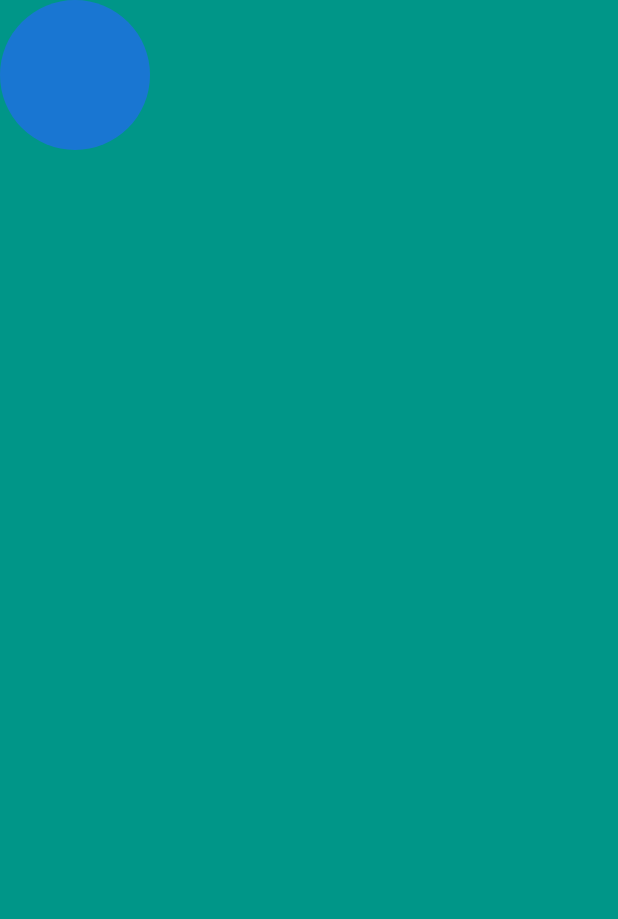
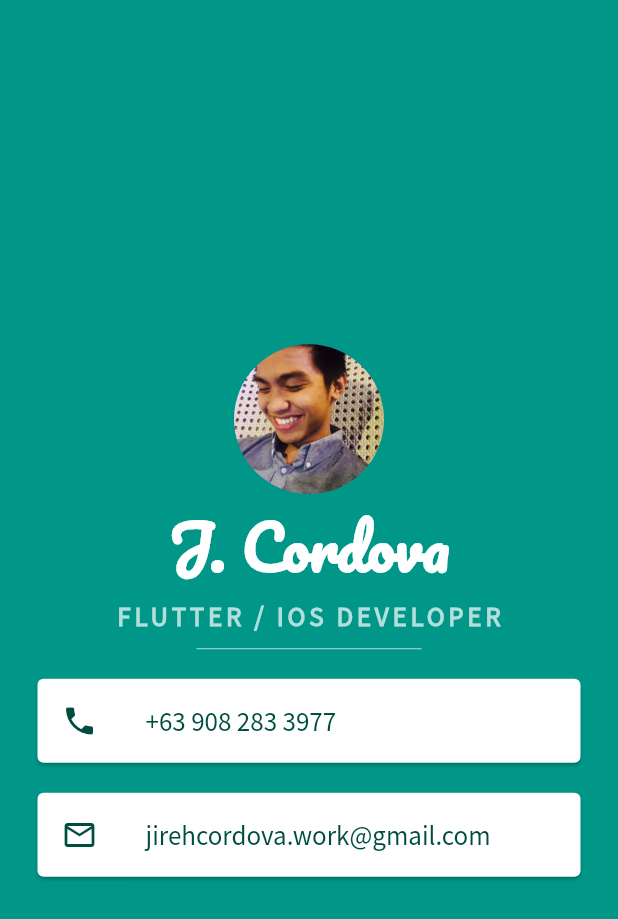
Before and after one commit to AJCordova/Flutter-Study, a Flutter app: the screen it shows after launch, on a phone screen of 412 x 824 dp. Shown: the top 919 px of the screen. Run offline on Flutter 3.47's test engine with Material 2 defaults, Android fonts, the phone set to English and light mode, and no system bars.

Commit message:
Update and use font and image resources.

```diff
--- a/mi_card/lib/main.dart
+++ b/mi_card/lib/main.dart
@@ -1,3 +1,4 @@
+import 'package:flutter/cupertino.dart';
 import 'package:flutter/material.dart';
 
 void main() {
@@ -10,14 +11,76 @@ class MyApp extends StatelessWidget {
   @override
   Widget build(BuildContext context) {
     return MaterialApp(
+      debugShowCheckedModeBanner: false,
       home: Scaffold(
         backgroundColor: Colors.teal,
         body: SafeArea(
             child: Column(
-              children: const <Widget>[
+              mainAxisAlignment: MainAxisAlignment.center,
+              children: <Widget>[
                 CircleAvatar(
                   radius: 50.0,
-                  //backgroundImage: ,
+                  backgroundImage: AssetImage('images/me.jpeg'),
+                ),
+                Text(
+                  'J. Cordova',
+                  style: TextStyle(
+                    fontSize: 40.0,
+                    color: Colors.white,
+                    fontWeight: FontWeight.bold,
+                    fontFamily: 'Pacifico'
+                  ),
+                ),
+                Text(
+                  'FLUTTER / IOS DEVELOPER',
+                  style: TextStyle(
+                    fontFamily: 'Source Sans Pro',
+                    color: Colors.teal[100],
+                    fontSize: 18,
+                    letterSpacing: 2.5,
+                    fontWeight: FontWeight.bold
+                  ),
+                ),
+                SizedBox(
+                  height: 20.0,
+                  width: 150.0,
+                  child: Divider(
+                    color: Colors.teal.shade100,
+                  ),
+                ),
+                Card(
+                  margin: EdgeInsets.symmetric(vertical: 10.0, horizontal: 25.0),
+                  child: ListTile(
+                    leading: Icon(
+                      Icons.phone,
+                      color: Colors.teal.shade900,
+                    ),
+                    title: Text(
+                      '+63 908 283 3977',
+                      style: TextStyle(
+                        color: Colors.teal.shade900,
+                        fontFamily: 'Source Sans Pro',
+                        fontSize: 18.0,
+                      ),
+                    ),
+                  ),
+                ),
+                Card(
+                  margin: EdgeInsets.symmetric(vertical: 10.0, horizontal: 25.0),
+                  child: ListTile(
+                    leading: Icon(
+                      Icons.mail_outline,
+                      color: Colors.teal.shade900,
+                    ),
+                    title: Text(
+                        'jirehcordova.work@gmail.com',
+                        style: TextStyle(
+                          color: Colors.teal.shade900,
+                          fontFamily: 'Source Sans Pro',
+                          fontSize: 18.0,
+                        ),
+                    ),
+                  ),
                 ),
               ],
             )
```
Also changed, not shown: mi_card/pubspec.yaml (+12 -0 lines), mi_card/fonts/Pacifico-Regular.ttf (added), mi_card/fonts/SourceSansPro-Regular.ttf (added), mi_card/images/me.jpeg (added).
